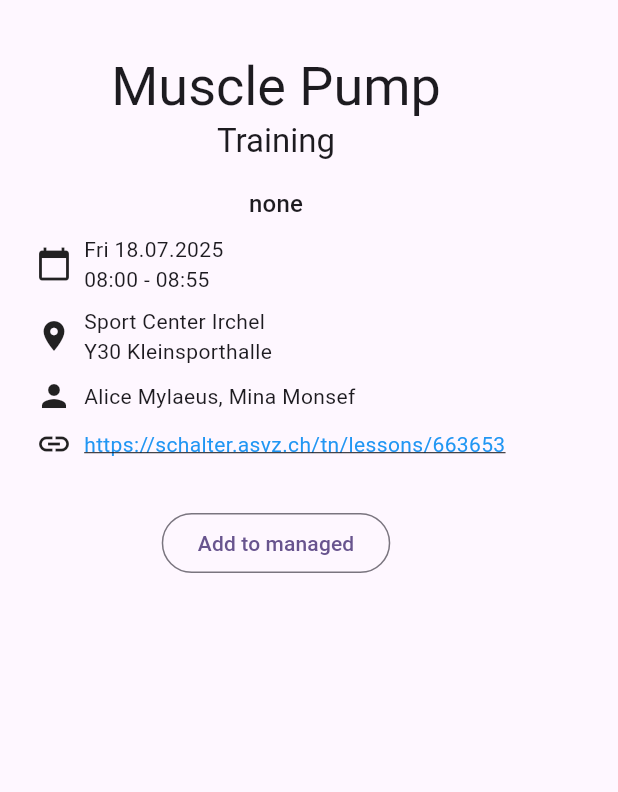
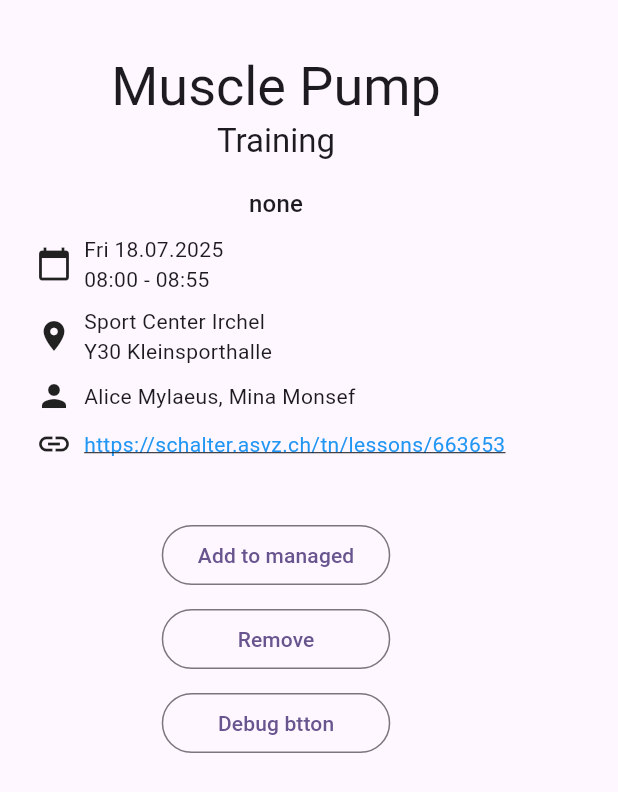
Before and after one commit to kaiott/asvz_flutter, a Flutter app: the DetailsView widget shown alone on an empty page, opened directly with sample values from the repository, after a tap on "Add to managed", on a phone screen of 412 x 824 dp. Shown: the top 792 px of the screen. Run offline on Flutter 3.47's test engine with Material 3 defaults, Android fonts, the phone set to English and light mode, and no system bars; our stand-ins replace hive, hive_flutter; accounts and stored records are empty.

Commit message:
functional delete button in detail view

```diff
--- a/lib/pages/details_view.dart
+++ b/lib/pages/details_view.dart
@@ -1,4 +1,6 @@
+import 'package:asvz_autosignup/providers/lesson_provider.dart';
 import 'package:flutter/material.dart';
+import 'package:provider/provider.dart';
 import '../models/lesson.dart';
 import 'package:intl/intl.dart';
 import 'package:url_launcher/url_launcher.dart';
@@ -9,6 +11,15 @@ class DetailsView extends StatelessWidget {
   const DetailsView({super.key, required this.lesson});
 
   void onChangeManagedPressed() {
+    print("Pressed the button...");
+  }
+
+  void onRemovePressed(BuildContext context, Lesson lesson) {
+    context.read<LessonProvider>().removeLesson(lesson);
+    print("Pressed the button...");
+  }
+
+  void onDebugPressed() {
     print("Pressed the button...");
   }
 
@@ -103,13 +114,60 @@ class DetailsView extends StatelessWidget {
               ),
             ],
           ),
+          const SizedBox(height: 8),
+          // Row(
+          //   children: [
+          //     const Icon(Icons.event_repeat, size: iconSize),
+          //     const SizedBox(width: 8),
+          //     MouseRegion(
+          //       cursor: SystemMouseCursors.click,
+          //       child: GestureDetector(
+          //         onTap: () async {
+          //           final url = Uri.parse(lesson!.link);
+          //           if (await canLaunchUrl(url)) {
+          //             await launchUrl(
+          //               url,
+          //               mode: LaunchMode.externalApplication,
+          //             );
+          //           } else {
+          //             print('Could not launch $url');
+          //           }
+          //         },
+          //         child: Text(
+          //           lesson!.link,
+          //           style: TextStyle(
+          //             color: Colors.blue,
+          //             decoration: TextDecoration.underline,
+          //           ),
+          //         ),
+          //       ),
+          //     ),
+          //   ],
+          // ),
           const SizedBox(height: 30),
           Center(
-            child: OutlinedButton(
-              onPressed: onChangeManagedPressed,
-              child: lesson!.managed
-                  ? Text("Remove from managed")
-                  : Text("Add to managed"),
+            child: IntrinsicWidth(
+              child: Column(
+                crossAxisAlignment: CrossAxisAlignment.stretch,
+                children: [
+                  OutlinedButton(
+                    onPressed: onChangeManagedPressed,
+                    child: lesson!.managed
+                        ? Text("Remove from managed")
+                        : Text("Add to managed"),
+                  ),
+                  const SizedBox(height: 8),
+                  OutlinedButton(
+                    onPressed: () => onRemovePressed(context, lesson!),
+                    child: Text("Remove"),
+                  ),
+                  const SizedBox(height: 8),
+                  OutlinedButton(
+                    onPressed: onDebugPressed,
+                    child: Text("Debug btton"),
+                  ),
+                ],
+              ),
             ),
           ),
         ],
--- a/lib/pages/schedule_view.dart
+++ b/lib/pages/schedule_view.dart
@@ -30,6 +30,9 @@ class _ScheduleViewState extends State<ScheduleView> {
     List<Lesson> lessons = context.watch<LessonProvider>().getFilteredLessons(widget.filter);
     // final children = [
     //   for (final lesson in lessons) LessonCard(lesson: lesson),
+    if (!lessons.contains(selected)) {
+      selected = null;
+    }
     // ];
     return Center(
       child: Row(
```
Also changed, not shown: lib/models/lesson.dart (+190 -143 lines).
